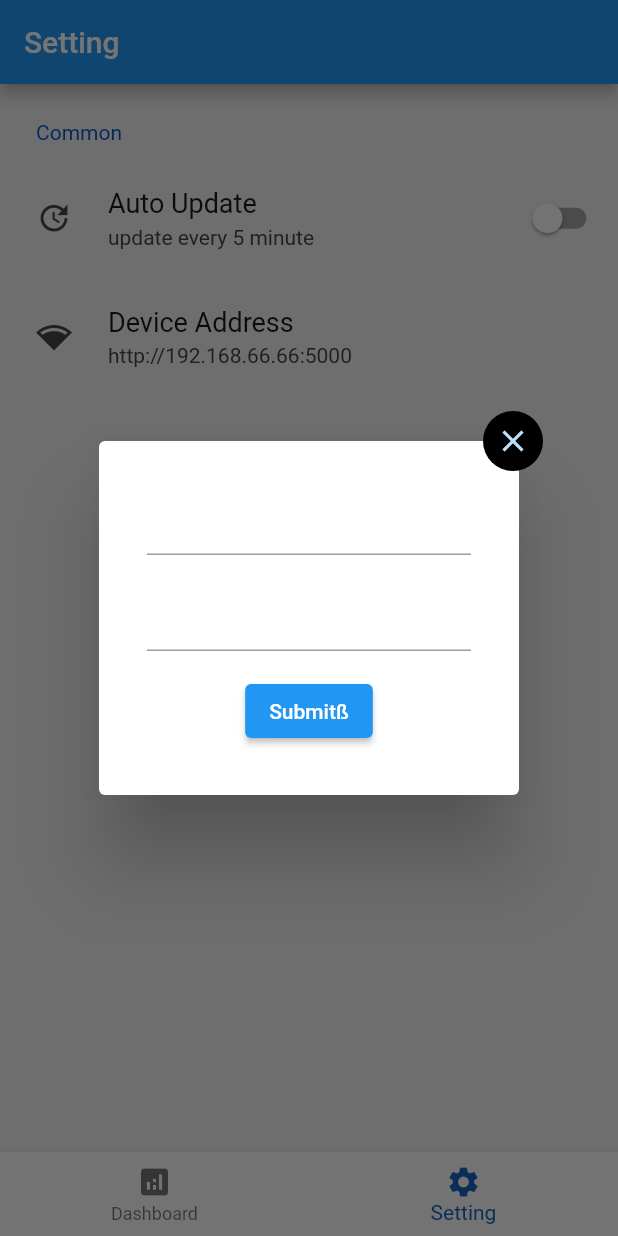
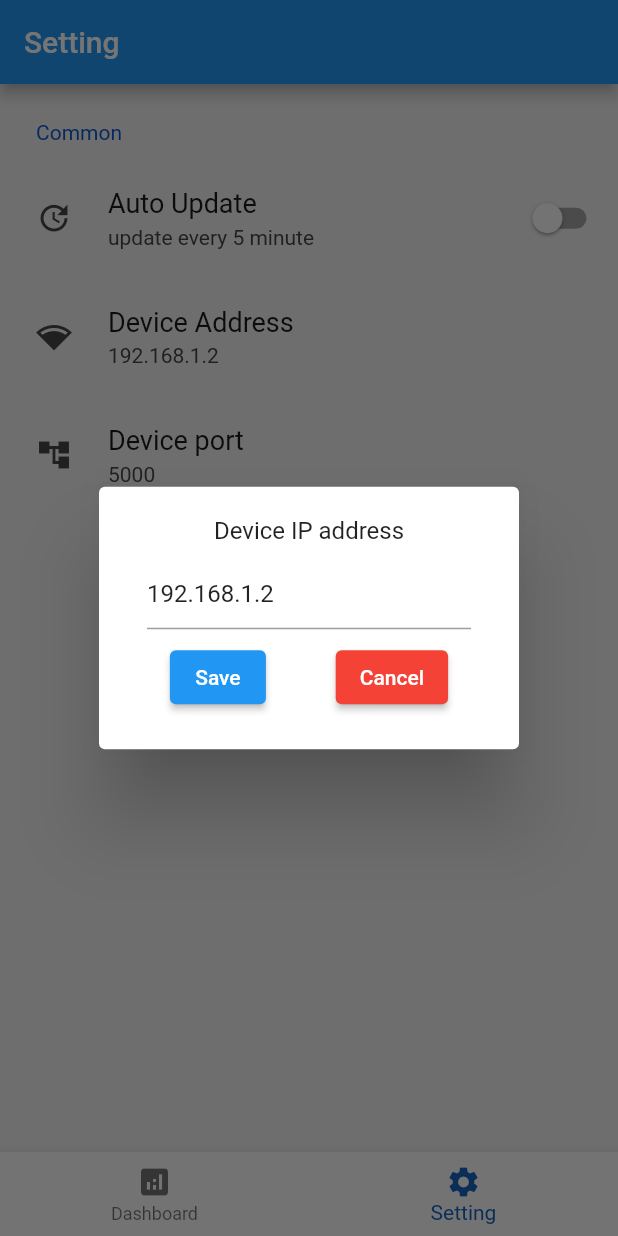
Before and after one commit to stupidwolfy/flutter_hydroponic_iot_ui, a Flutter app: the screen it shows after launch, item 2 of the bottom bar chosen, after a tap on "Device Address", on a phone screen of 412 x 824 dp. Run offline on Flutter 3.47's test engine with Material 2 defaults, Android fonts, the light colour scheme and no system bars; drawn by our look-alikes of settings_ui; our stand-ins replace shared_preferences; network calls fail.

Commit message:
+(setting tab) add save popup ui

```diff
--- a/lib/tabs/dashboard_tab.dart
+++ b/lib/tabs/dashboard_tab.dart
@@ -18,7 +18,7 @@ class _DashBoardTabState extends State<DashBoardTab> {
   @override
   Widget build(BuildContext context) {
     return Container(
-      color: Colors.blue,
+      color: Colors.white,
       child: GridView(
         gridDelegate: const SliverGridDelegateWithFixedCrossAxisCount(
           crossAxisCount: 2,
@@ -56,14 +56,16 @@ class _CardItemState extends State<CardItem> {
         future: futureDevice,
         builder: (context, snapshot) {
           if (snapshot.hasData) {
-            return Column(children: [
-              Text(widget.deviceName),
-              SizedBox(height: 10),
-              Text('Temp: ' + snapshot.data!.temperature.toString()),
-              SizedBox(height: 5),
-              Text('Humid: ' + snapshot.data!.humid.toString()),
-              SizedBox(height: 5),
-            ],);
+            return Column(
+              children: [
+                Text(widget.deviceName),
+                const SizedBox(height: 10),
+                Text('Temp: ' + snapshot.data!.temperature.toString()),
+                const SizedBox(height: 5),
+                Text('Humid: ' + snapshot.data!.humid.toString()),
+                const SizedBox(height: 5),
+              ],
+            );
           } else if (snapshot.hasError) {
             return Column(children: [
               Text(widget.deviceName),
@@ -73,10 +75,14 @@ class _CardItemState extends State<CardItem> {
           }
 
           // By default, show a loading spinner.
-          return const CircularProgressIndicator();
+          return Container(
+              padding: const EdgeInsets.all(30),
+              child: const CircularProgressIndicator.adaptive(
+                backgroundColor: Colors.white,
+              ));
         },
       ),
-      color: Colors.white,
+      color: Colors.green,
     );
   }
 }
--- a/lib/tabs/setting_tab.dart
+++ b/lib/tabs/setting_tab.dart
@@ -1,5 +1,7 @@
 import 'package:flutter/material.dart';
+import 'package:flutter/services.dart';
 import 'package:settings_ui/settings_ui.dart';
+import 'package:shared_preferences/shared_preferences.dart';
 
 class SettingTab extends StatefulWidget {
   const SettingTab({Key? key}) : super(key: key);
@@ -11,64 +13,170 @@ class SettingTab extends StatefulWidget {
 class _SettingTabState extends State<SettingTab> {
   final _formKey = GlobalKey<FormState>();
 
+  String? deviceAddress;
+  int? devicePort;
+  bool? autoUpdate;
+  int? autoUpdateTime;
+
+  final deviceAddressController = TextEditingController();
+
+  @override
+  void initState() {
+    super.initState();
+    _loadSetting();
+  }
+
+  @override
+  void dispose() {
+    // Clean up the controller when the widget is disposed.
+    deviceAddressController.dispose();
+    super.dispose();
+  }
+
+  void _loadSetting() async {
+    // Obtain shared preferences.
+    final prefs = await SharedPreferences.getInstance();
+    // Try reading data from the 'SharedPreferences'. If got null, return desired default value.
+    setState(() {
+      deviceAddress = prefs.getString('device-address') ?? "192.168.1.2";
+      devicePort = prefs.getInt('device-port') ?? 5000;
+      autoUpdate = prefs.getBool('auto-update') ?? false;
+      autoUpdateTime = prefs.getInt('auto-update-time') ?? 5;
+
+      deviceAddressController.text = deviceAddress ?? "";
+    });
+  }
+
+  void _setAutoUpdate(bool value) async {
+    final prefs = await SharedPreferences.getInstance();
+    setState(() {
+      autoUpdate = value;
+    });
+    prefs.setBool('auto-update', value);
+  }
+
+  void _saveDeviceAddress() async {
+    final prefs = await SharedPreferences.getInstance();
+    setState(() {
+      deviceAddress = deviceAddressController.text;
+    });
+    prefs.setString('device-address', deviceAddressController.text);
+  }
+
   @override
   Widget build(BuildContext context) {
     return Container(
-      color: Colors.green,
+      color: Colors.white,
       child: SettingsList(
         sections: [
           SettingsSection(
             title: const Text('Common'),
             tiles: <SettingsTile>[
               SettingsTile.switchTile(
-                onToggle: (value) {},
-                initialValue: false,
+                onToggle: _setAutoUpdate,
+                onPressed: (context) {
+                  _setAutoUpdate(autoUpdate!);
+                },
+                initialValue: autoUpdate,
                 leading: const Icon(Icons.update),
                 title: const Text('Auto Update'),
-                description: const Text('update every 5 minute'),
+                description: Text('update every $autoUpdateTime minute'),
               ),
               SettingsTile(
                 leading: const Icon(Icons.network_wifi),
                 title: const Text('Device Address'),
-                value: const Text('http://192.168.66.66:5000'),
+                value: Text('$deviceAddress'),
                 onPressed: (BuildContext context) {
                   showDialog(
                       context: context,
                       builder: (BuildContext context) {
                         return AlertDialog(
-                          content: Stack(
-                            clipBehavior: Clip.none,
-                            children: <Widget>[
-                              Positioned(
-                                right: -40.0,
-                                top: -40.0,
-                                child: InkResponse(
-                                  onTap: () {
-                                    Navigator.of(context).pop();
-                                  },
-                                  child: const CircleAvatar(
-                                    child: Icon(Icons.close),
-                                    backgroundColor: Colors.black,
+                          content: Form(
+                            key: _formKey,
+                            child: Column(
+                              mainAxisSize: MainAxisSize.min,
+                              children: <Widget>[
+                                const Text("Device IP address"),
+                                Padding(
+                                  padding: const EdgeInsets.all(8.0),
+                                  child: TextFormField(
+                                    controller: deviceAddressController,
                                   ),
                                 ),
-                              ),
-                              Form(
-                                key: _formKey,
-                                child: Column(
-                                  mainAxisSize: MainAxisSize.min,
+                                Row(
+                                  mainAxisAlignment:
+                                      MainAxisAlignment.spaceAround,
                                   children: <Widget>[
                                     Padding(
-                                      padding: const EdgeInsets.all(8.0),
-                                      child: TextFormField(),
+                                      padding: const EdgeInsets.symmetric(
+                                          horizontal: 5),
+                                      child: ElevatedButton(
+                                        child: const Text("Save"),
+                                        onPressed: () {
+                                          _saveDeviceAddress();
+                                          Navigator.of(context).pop();
+                                        },
+                                      ),
                                     ),
                                     Padding(
-                                      padding: const EdgeInsets.all(8.0),
-                                      child: TextFormField(),
+                                      padding: const EdgeInsets.symmetric(
+                                          horizontal: 5),
+                                      child: ElevatedButton(
+                                        style: ButtonStyle(
+                                          backgroundColor:
+                                              MaterialStateProperty.all<Color>(
+                                                  Colors.red),
+                                        ),
+                                        child: const Text("Cancel"),
+                                        onPressed: () {
+                                          Navigator.of(context).pop();
+                                        },
+                                      ),
                                     ),
+                                  ],
+                                ),
+                              ],
+                            ),
+                          ),
+                        );
+                      });
+                },
+              ),
+              SettingsTile(
+                leading: const Icon(Icons.account_tree),
+                title: const Text('Device port'),
+                value: Text('$devicePort'),
+                onPressed: (BuildContext context) {
+                  showDialog(
+                      context: context,
+                      builder: (BuildContext context) {
+                        return AlertDialog(
+                          clipBehavior: Clip.none,
+                          content: Form(
+                            key: _formKey,
+                            child: Column(
+                              mainAxisSize: MainAxisSize.min,
+                              children: <Widget>[
+                                const Text("Device port number"),
+                                Padding(
+                                  padding: const EdgeInsets.all(8.0),
+                                  child: TextFormField(
+                                    initialValue: devicePort.toString(),
+                                    keyboardType: TextInputType.number,
+                                    inputFormatters: [
+                                      FilteringTextInputFormatter.digitsOnly
+                                    ],
+                                  ),
+                                ),
+                                Row(
+                                  mainAxisAlignment:
+                                      MainAxisAlignment.spaceAround,
+                                  children: <Widget>[
                                     Padding(
-                                      padding: const EdgeInsets.all(8.0),
+                                      padding: const EdgeInsets.symmetric(
+                                          horizontal: 5),
                                       child: ElevatedButton(
-                                        child: const Text("Submitß"),
+                                        child: const Text("Save"),
                                         onPressed: () {
                                           if (_formKey.currentState!
                                               .validate()) {
@@ -76,11 +184,26 @@ class _SettingTabState extends State<SettingTab> {
                                           }
                                         },
                                       ),
-                                    )
+                                    ),
+                                    Padding(
+                                      padding: const EdgeInsets.symmetric(
+                                          horizontal: 5),
+                                      child: ElevatedButton(
+                                        style: ButtonStyle(
+                                          backgroundColor:
+                                              MaterialStateProperty.all<Color>(
+                                                  Colors.red),
+                                        ),
+                                        child: const Text("Cancel"),
+                                        onPressed: () {
+                                          Navigator.of(context).pop();
+                                        },
+                                      ),
+                                    ),
                                   ],
                                 ),
-                              ),
-                            ],
+                              ],
+                            ),
                           ),
                         );
                       });
```
